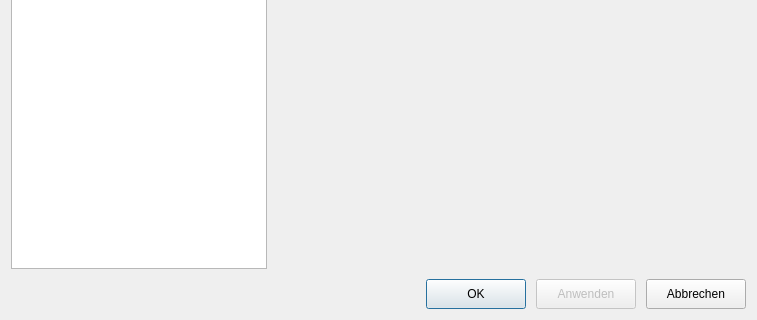
Old version of the form ui/qmsettingsdialog.ui in the repository Christian-Kr/QualificationMatrix; both pictures show x 0 to 757 and y 303 to 623 of the 757 by 623 pixel window.
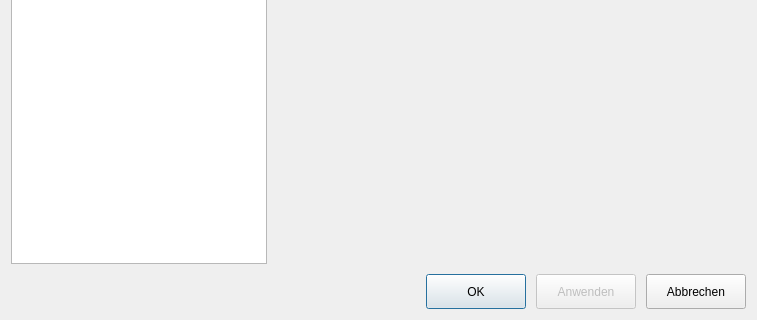
New version of the form.

Commit message: Change button height to minimum of 35

What changed in the file:
```diff
--- a/ui/qmsettingsdialog.ui
+++ b/ui/qmsettingsdialog.ui
@@ -77,7 +77,7 @@
          <property name="minimumSize">
           <size>
            <width>100</width>
-           <height>30</height>
+           <height>35</height>
           </size>
          </property>
          <property name="text">
@@ -93,7 +93,7 @@
          <property name="minimumSize">
           <size>
            <width>100</width>
-           <height>30</height>
+           <height>35</height>
           </size>
          </property>
          <property name="text">
@@ -106,7 +106,7 @@
          <property name="minimumSize">
           <size>
            <width>100</width>
-           <height>30</height>
+           <height>35</height>
           </size>
          </property>
          <property name="text">
```
The commit also changes 2 other files.
